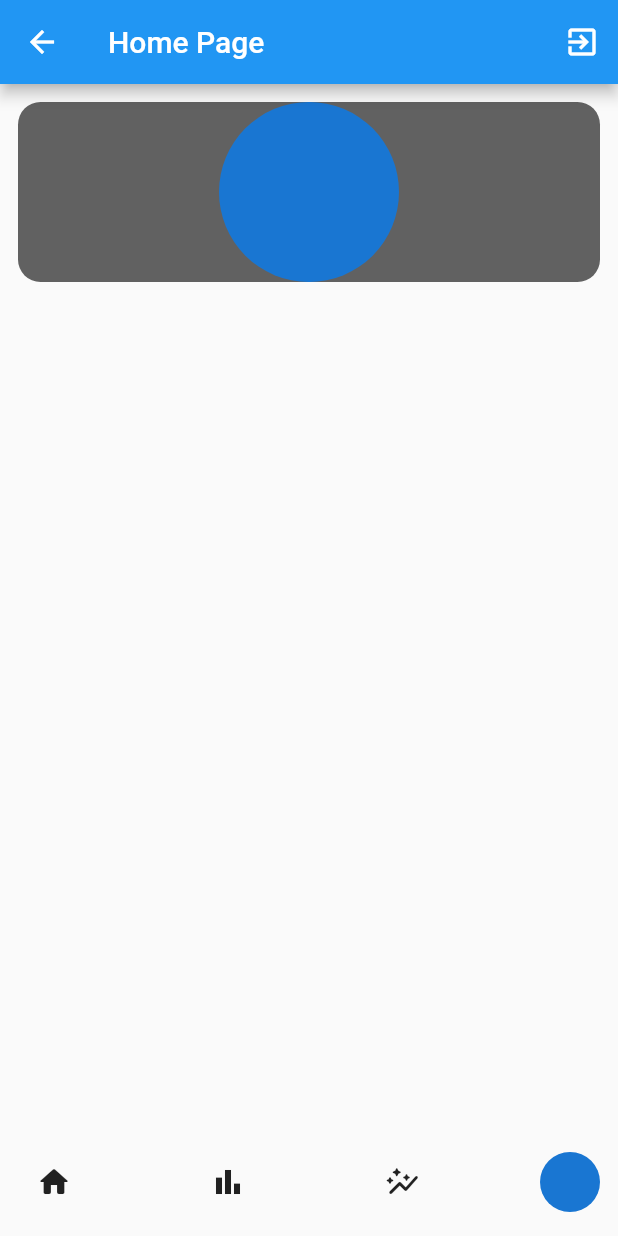
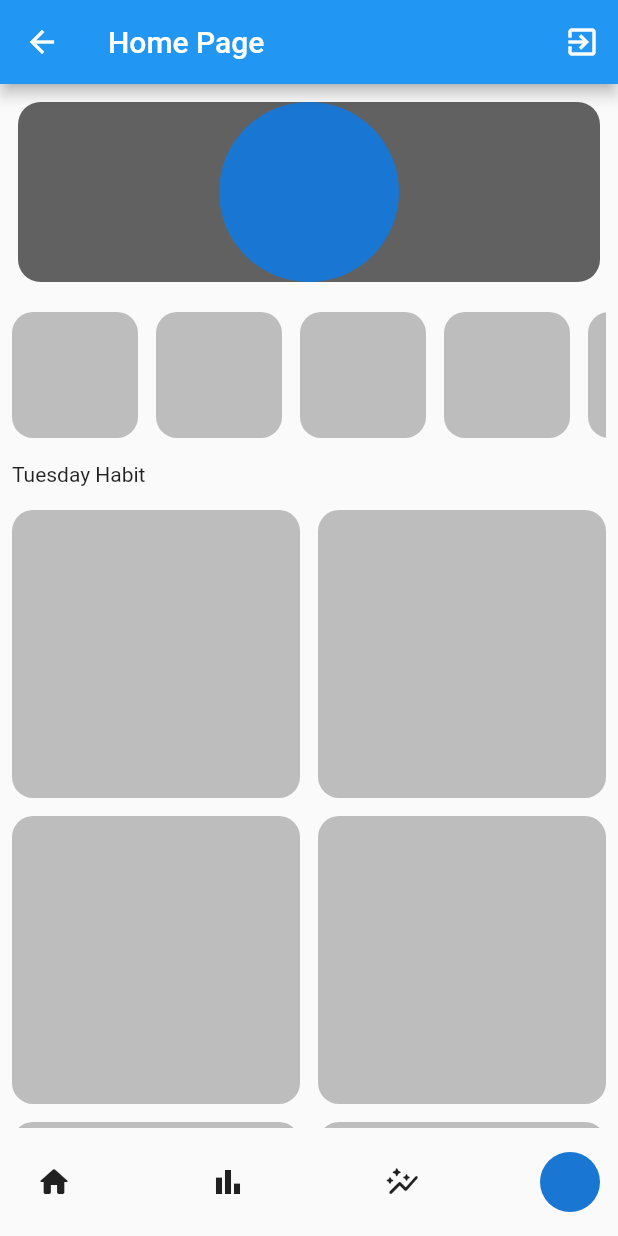
Before and after one commit to CHRIS-1023/habbit-tracker, a Flutter app: the HomePage screen opened directly, on a phone screen of 412 x 824 dp. Run offline on Flutter 3.47's test engine with Material 2 defaults, Android fonts, the phone set to English and light mode, and no system bars; our stand-ins replace cloud_firestore, firebase_auth, firebase_core, shared_preferences; accounts and stored records are empty.

Commit message:
habit tracker

```diff
--- /dev/null
+++ b/lib/analytics_page.dart
@@ -0,0 +1,20 @@
+import 'package:flutter/material.dart';
+import 'package:habbit_tracker/const_widgets.dart';
+
+class AnalyticsPage extends StatefulWidget {
+  const AnalyticsPage({super.key});
+
+  @override
+  State<AnalyticsPage> createState() => _AnalyticsPageState();
+}
+
+class _AnalyticsPageState extends State<AnalyticsPage> {
+  @override
+  Widget build(BuildContext context) {
+    return Scaffold(
+        appBar: AppBar(
+          title: const Text('Analytics'),
+        ),
+        bottomNavigationBar: CustomBottomNavigationBar());
+  }
+}
--- a/lib/const_widgets.dart
+++ b/lib/const_widgets.dart
@@ -1,4 +1,6 @@
 import 'package:flutter/material.dart';
+import 'package:habbit_tracker/analytics_page.dart';
+import 'package:habbit_tracker/home_page.dart';
 
 void nextScreenReplace(context, page) {
   Navigator.pushReplacement(
@@ -24,3 +26,33 @@ void showSnackbar(context, color, message) {
     ),
   ));
 }
+
+class CustomBottomNavigationBar extends StatelessWidget {
+  const CustomBottomNavigationBar({super.key});
+
+  @override
+  Widget build(BuildContext context) {
+    return Padding(
+      padding: const EdgeInsets.all(12.0),
+      child: Row(
+        mainAxisAlignment: MainAxisAlignment.spaceBetween,
+        children: [
+          IconButton(
+            onPressed: () {
+              nextScreenReplace(context, const HomePage());
+            },
+            icon: const Icon(Icons.home_rounded),
+          ),
+          IconButton(
+              onPressed: () {
+                nextScreenReplace(context, const AnalyticsPage());
+              },
+              icon: const Icon(Icons.bar_chart_sharp)),
+          IconButton(
+              onPressed: () {}, icon: const Icon(Icons.auto_graph_rounded)),
+          const CircleAvatar()
+        ],
+      ),
+    );
+  }
+}
--- /dev/null
+++ b/lib/dates_grid.dart
@@ -0,0 +1,31 @@
+import 'package:flutter/material.dart';
+
+class DatesGrid extends StatefulWidget {
+  const DatesGrid({super.key});
+
+  @override
+  State<DatesGrid> createState() => _DatesGridState();
+}
+
+class _DatesGridState extends State<DatesGrid> {
+  @override
+  Widget build(BuildContext context) {
+    return GridView.builder(
+      shrinkWrap: true,
+      gridDelegate: const SliverGridDelegateWithFixedCrossAxisCount(
+          crossAxisCount: 1, mainAxisSpacing: 12),
+      itemCount: 6,
+      scrollDirection: Axis.horizontal,
+      itemBuilder: (context, index) {
+        return Container(
+          height: 50,
+          width: 50,
+          decoration: BoxDecoration(
+            borderRadius: BorderRadius.circular(14),
+            color: Colors.grey[400],
+          ),
+        );
+      },
+    );
+  }
+}
--- a/lib/home_page.dart
+++ b/lib/home_page.dart
@@ -1,5 +1,7 @@
 import 'package:flutter/material.dart';
 import 'package:habbit_tracker/auth.dart';
+import 'package:habbit_tracker/const_widgets.dart';
+import 'package:habbit_tracker/dates_grid.dart';
 import 'package:habbit_tracker/login.dart';
 
 class HomePage extends StatefulWidget {
@@ -27,8 +29,8 @@ class _HomePageState extends State<HomePage> {
                           builder: (context) {
                             return AlertDialog(
                               title: const Text("Logout"),
-                            content:
-                                const Text("Are you sure you want to logout?"),
+                              content: const Text(
+                                  "Are you sure you want to logout?"),
                               actions: [
                                 IconButton(
                                   onPressed: () {
@@ -44,7 +46,8 @@ class _HomePageState extends State<HomePage> {
                                     await authService.signOut();
                                     Navigator.of(context).pushAndRemoveUntil(
                                         MaterialPageRoute(
-                                          builder: (context) => const LogIn()),
+                                            builder: (context) =>
+                                                const LogIn()),
                                         (route) => false);
                                   },
                                   icon: const Icon(
@@ -61,7 +64,12 @@ class _HomePageState extends State<HomePage> {
             )
           ],
         ),
-      body: Padding(
+        body: SingleChildScrollView(
+          child: Form(
+            child: Column(
+              crossAxisAlignment: CrossAxisAlignment.start,
+              children: [
+                Padding(
                   padding: const EdgeInsets.all(12.0),
                   child: Container(
                       decoration: BoxDecoration(
@@ -72,20 +80,39 @@ class _HomePageState extends State<HomePage> {
                       width: 400,
                       child: const CircleAvatar()),
                 ),
-      bottomNavigationBar: Padding(
-        padding: const EdgeInsets.all(12.0),
-        child: Row(
-          mainAxisAlignment: MainAxisAlignment.spaceBetween,
-          children: [
-            IconButton(onPressed: () {}, icon: const Icon(Icons.home_rounded)),
-            IconButton(
-                onPressed: () {}, icon: const Icon(Icons.bar_chart_sharp)),
-            IconButton(
-                onPressed: () {}, icon: const Icon(Icons.auto_graph_rounded)),
-            const CircleAvatar()
+                Container(
+                  padding: const EdgeInsets.all(8),
+                  height: 100,
+                  child: const DatesGrid(),
+                ),
+                const Padding(
+                  padding: EdgeInsets.all(8.0),
+                  child: Text('Tuesday Habit'),
+                ),
+                Padding(
+                  padding: const EdgeInsets.all(8.0),
+                  child: GridView.builder(
+                    physics: const NeverScrollableScrollPhysics(),
+                    shrinkWrap: true,
+                    gridDelegate:
+                        const SliverGridDelegateWithFixedCrossAxisCount(
+                            crossAxisCount: 2,
+                            crossAxisSpacing: 12,
+                            mainAxisSpacing: 12),
+                    itemCount: 6,
+                    itemBuilder: (context, index) {
+                      return Container(
+                          decoration: BoxDecoration(
+                        borderRadius: BorderRadius.circular(14),
+                        color: Colors.grey[400],
+                      ));
+                    },
+                  ),
+                )
               ],
             ),
           ),
-    );
+        ),
+        bottomNavigationBar: const CustomBottomNavigationBar());
   }
 }
--- a/lib/main.dart
+++ b/lib/main.dart
@@ -1,7 +1,7 @@
 import 'package:firebase_core/firebase_core.dart';
 import 'package:flutter/material.dart';
-import 'package:habbit_tracker/getstarted.dart';
 import 'package:habbit_tracker/helpers.dart';
+import 'package:habbit_tracker/home_page.dart';
 import 'package:habbit_tracker/login.dart';
 
 Future<void> main() async {
@@ -40,6 +40,6 @@ class _MyAppState extends State<MyApp> {
   Widget build(BuildContext context) {
     return MaterialApp(
         debugShowCheckedModeBanner: false,
-        home: isSignedIn ? const GetStarted() : const LogIn());
+        home: isSignedIn ? const HomePage() : const LogIn());
   }
 }
```
Lines whose indentation alone changed are shown as unchanged.
